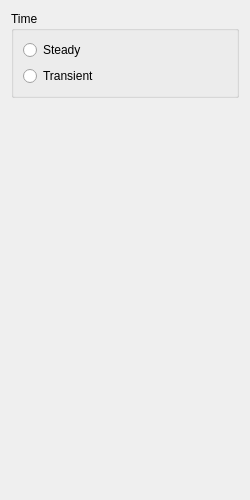
nextfoam/baram, file view/setup/general/general_page.ui: the form before one commit.
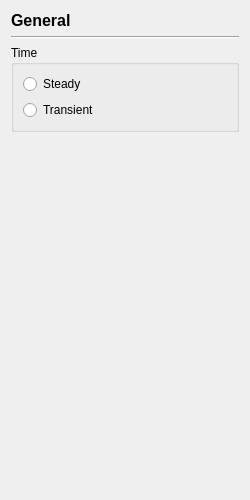
The form after the commit.

Patch:
```diff
--- a/view/setup/general/general_page.ui
+++ b/view/setup/general/general_page.ui
@@ -26,6 +26,26 @@
    <string>Form</string>
   </property>
   <layout class="QVBoxLayout" name="verticalLayout_2">
+   <item>
+    <widget class="QLabel" name="label">
+     <property name="font">
+      <font>
+       <pointsize>12</pointsize>
+       <bold>true</bold>
+      </font>
+     </property>
+     <property name="text">
+      <string>General</string>
+     </property>
+    </widget>
+   </item>
+   <item>
+    <widget class="Line" name="line">
+     <property name="orientation">
+      <enum>Qt::Horizontal</enum>
+     </property>
+    </widget>
+   </item>
    <item>
     <widget class="QGroupBox" name="groupBox">
      <property name="sizePolicy">
```
